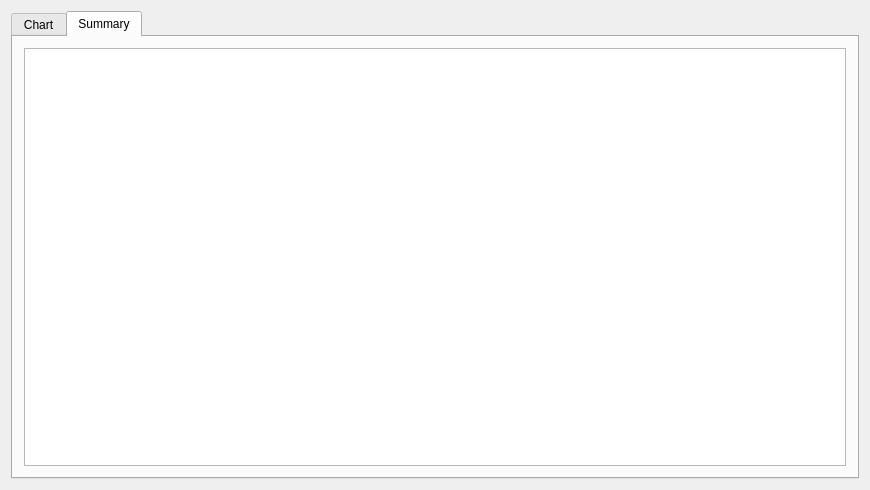
The window that TimerTrack/TimerTrack/StatisticsWindow.ui (sergrt/timertrack) describes before a commit, drawn with Qt 5.
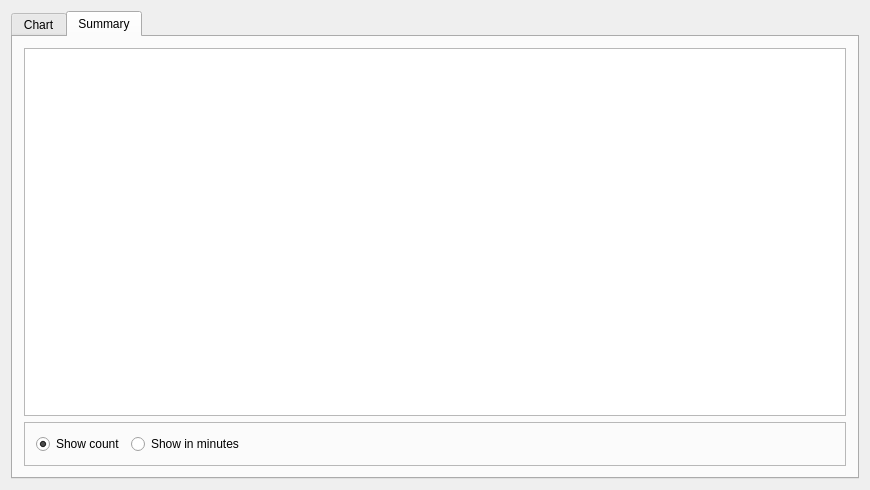
The same window after the commit. The open tabs and pages were chosen to show the change.

Commit message: Add switch to show statistics in numbers/minutes. Add floating labels on chart to show mouse position on axis. Some refactoring and code fixes based on static analysis.

The edit to the form file:
```diff
--- a/TimerTrack/TimerTrack/StatisticsWindow.ui
+++ b/TimerTrack/TimerTrack/StatisticsWindow.ui
@@ -129,6 +129,9 @@
       <layout class="QGridLayout" name="gridLayout_3">
        <item row="0" column="0">
         <widget class="QTableWidget" name="statisticsTable">
+         <property name="sortingEnabled">
+          <bool>true</bool>
+         </property>
          <property name="wordWrap">
           <bool>false</bool>
          </property>
@@ -137,6 +140,48 @@
          </property>
         </widget>
        </item>
+       <item row="1" column="0">
+        <widget class="QFrame" name="frame_2">
+         <property name="frameShape">
+          <enum>QFrame::StyledPanel</enum>
+         </property>
+         <property name="frameShadow">
+          <enum>QFrame::Raised</enum>
+         </property>
+         <layout class="QGridLayout" name="gridLayout_4">
+          <item row="0" column="1">
+           <widget class="QRadioButton" name="showInMinutes">
+            <property name="text">
+             <string>Show in minutes</string>
+            </property>
+           </widget>
+          </item>
+          <item row="0" column="0">
+           <widget class="QRadioButton" name="showCount">
+            <property name="text">
+             <string>Show count</string>
+            </property>
+            <property name="checked">
+             <bool>true</bool>
+            </property>
+           </widget>
+          </item>
+          <item row="0" column="2">
+           <spacer name="horizontalSpacer">
+            <property name="orientation">
+             <enum>Qt::Horizontal</enum>
+            </property>
+            <property name="sizeHint" stdset="0">
+             <size>
+              <width>40</width>
+              <height>20</height>
+             </size>
+            </property>
+           </spacer>
+          </item>
+         </layout>
+        </widget>
+       </item>
       </layout>
      </widget>
     </widget>
```
The commit also changes 14 other files.
